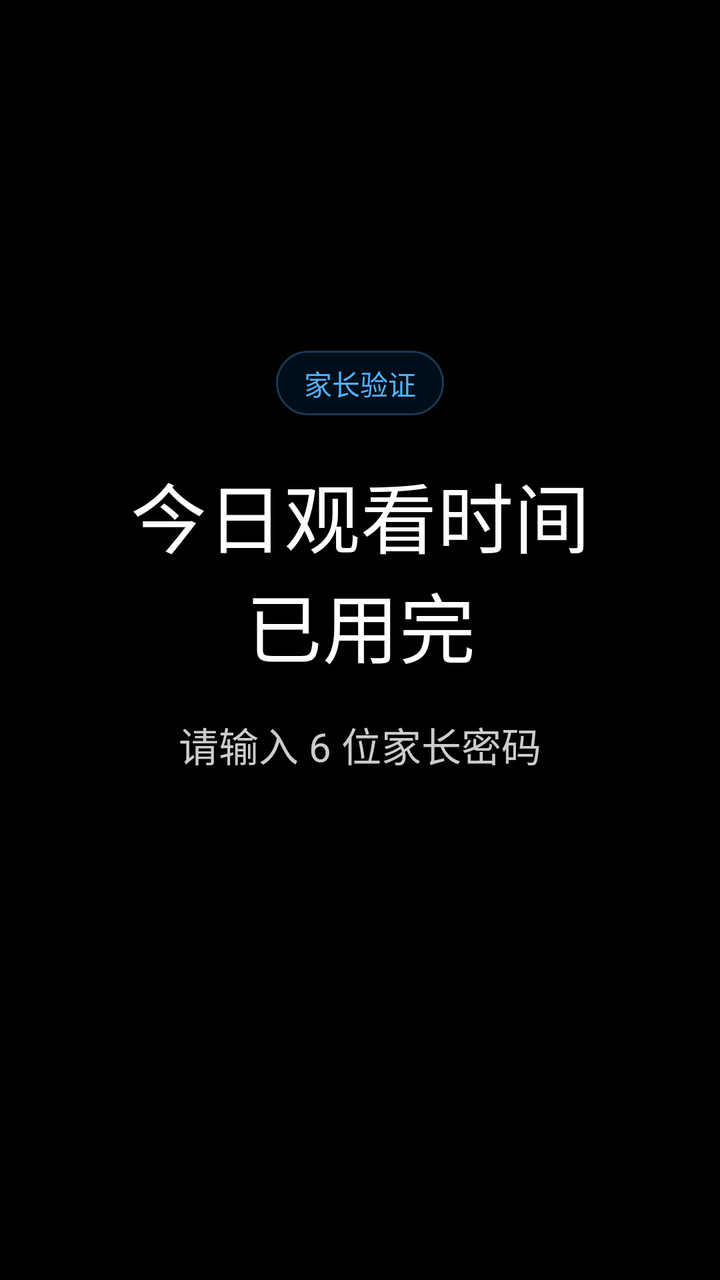
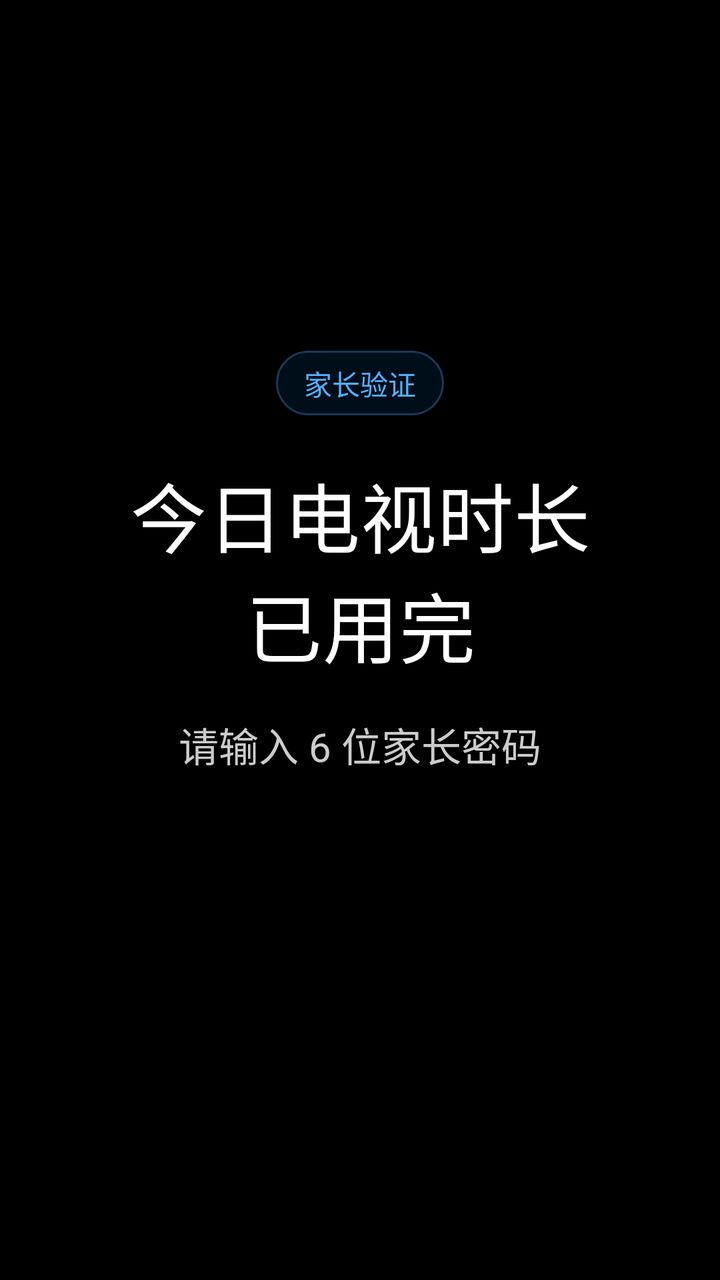

Before-and-after screenshots of an Android layout around one commit, followed by the original layout XML and the change that was made.
<!-- AndroidManifest.xml: application theme android:Theme.DeviceDefault.NoActionBar -->
<!-- res/layout/gate_screen.xml -->
<?xml version="1.0" encoding="utf-8"?>
<LinearLayout xmlns:android="http://schemas.android.com/apk/res/android"
    android:id="@+id/gate_root"
    android:layout_width="match_parent"
    android:layout_height="match_parent"
    android:background="@color/canvas"
    android:gravity="center"
    android:orientation="vertical"
    android:paddingStart="64dp"
    android:paddingEnd="64dp">

    <TextView
        android:id="@+id/lock_brand"
        style="@style/Text.Caption"
        android:layout_width="wrap_content"
        android:layout_height="wrap_content"
        android:background="@drawable/pill_bg"
        android:paddingStart="14dp"
        android:paddingTop="6dp"
        android:paddingEnd="14dp"
        android:paddingBottom="6dp"
        android:text="家长验证"
        android:textColor="@color/accent_light" />

    <TextView
        android:id="@+id/lock_title"
        style="@style/Text.Display"
        android:layout_width="wrap_content"
        android:layout_height="wrap_content"
        android:layout_marginTop="22dp"
        android:gravity="center"
        android:text="今日观看时间已用完"
        android:textSize="38sp" />

    <TextView
        android:id="@+id/lock_prompt"
        style="@style/Text.Body"
        android:layout_width="wrap_content"
        android:layout_height="wrap_content"
        android:layout_marginTop="18dp"
        android:gravity="center"
        android:text="请输入 6 位家长密码"
        android:textSize="20sp" />

    <TextView
        android:id="@+id/lock_input"
        style="@style/Text.Accent"
        android:layout_width="wrap_content"
        android:layout_height="wrap_content"
        android:layout_marginTop="22dp"
        android:gravity="center"
        android:minHeight="56dp"
        android:textColor="@color/accent_light"
        android:textSize="40sp" />
</LinearLayout>
<!-- resources referenced by this layout -->
<resources>
  <color name="accent_light">#53B1FF</color>
  <color name="canvas">#000000</color>
  <!-- drawable pill_bg (drawable) -->
  <?xml version="1.0" encoding="utf-8"?>
  <shape xmlns:android="http://schemas.android.com/apk/res/android"
      android:shape="rectangle">
      <solid android:color="#1F0070D1" />
      <corners android:radius="999dp" />
      <stroke android:width="1dp" android:color="#4D53B1FF" />
  </shape>
  <style name="Text.Accent">
          <item name="android:textColor">@color/accent_light</item>
          <item name="android:textSize">30sp</item>
          <item name="android:letterSpacing">0.18</item>
          <item name="android:includeFontPadding">false</item>
      </style>
  <style name="Text.Body">
          <item name="android:textColor">@color/on_dark_mute</item>
          <item name="android:textSize">17sp</item>
          <item name="android:lineSpacingExtra">4dp</item>
          <item name="android:includeFontPadding">false</item>
      </style>
  <style name="Text.Caption">
          <item name="android:textColor">@color/mute_dark</item>
          <item name="android:textSize">14sp</item>
          <item name="android:includeFontPadding">false</item>
      </style>
  <style name="Text.Display">
          <item name="android:textColor">@color/on_dark</item>
          <item name="android:textSize">34sp</item>
          <item name="android:textStyle">normal</item>
          <item name="android:letterSpacing">0.01</item>
          <item name="android:includeFontPadding">false</item>
      </style>
  <color name="on_dark_mute">#CCCCCC</color>
  <color name="mute_dark">#99E5E5E5</color>
  <color name="on_dark">#FFFFFF</color>
</resources>

<!-- the commit's change to res/layout/gate_screen.xml (unified diff, before → after) -->
@@ -29,7 +29,7 @@
         android:layout_height="wrap_content"
         android:layout_marginTop="22dp"
         android:gravity="center"
-        android:text="今日观看时间已用完"
+        android:text="今日电视时长已用完"
         android:textSize="38sp" />
 
     <TextView
